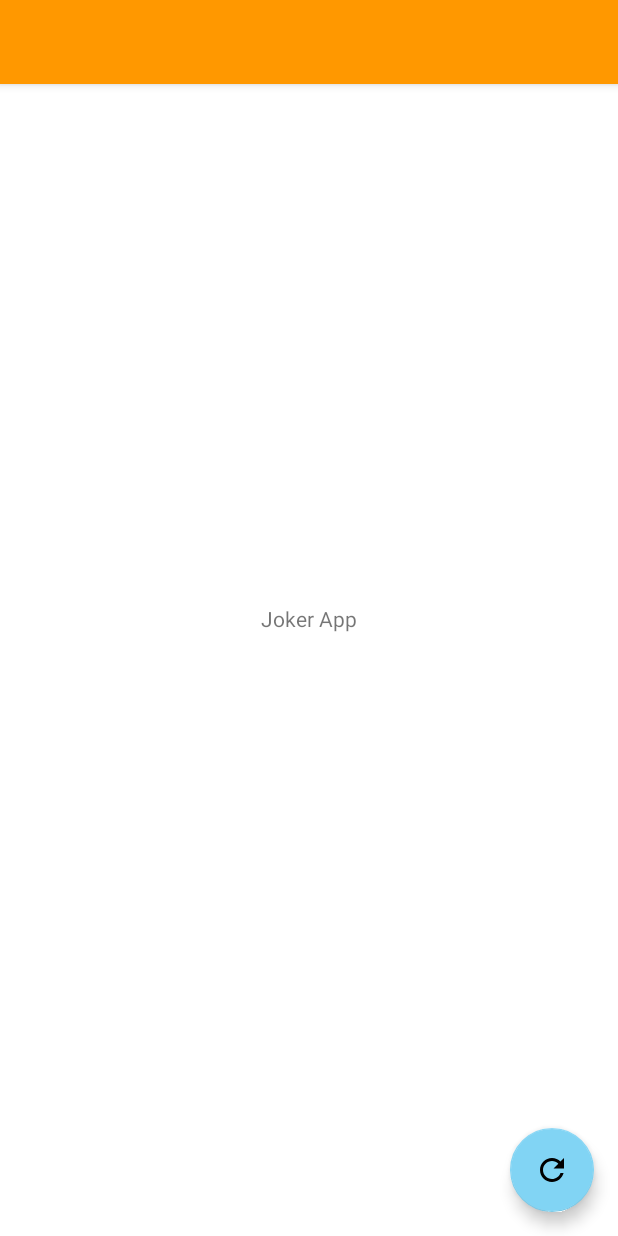
After one commit to Miguel1138/Joker-App, an Android app: the layout app_bar_main.xml on its own in the app's theme, with its tools: preview values and no code run, on a phone screen of 412 x 824 dp. The commit adds this screen. Run offline under Robolectric (Android 15) with nearby library versions, the phone set to English and light mode, and no system bars.

Commit message:
Implement basic Drawer menu in activity_main
- Implement the drawer layout, although they still hasn't any fucntionality.
- Divide the activity_main.xml in many layouts to avoid long reading files.
- The division is :
     - activity_main.xml containing the Drawer menu
     - app_bar_main containing the Toolbar and Fab widgets
     - content_main.xml containing the content that will be showed in the main activity
- Change the theme colors of the project as well as erase the dark theme, at least for now.

```diff
--- /dev/null
+++ b/app/src/main/res/drawable/ic_baseline_refresh_24.xml
@@ -0,0 +1,10 @@
+<vector xmlns:android="http://schemas.android.com/apk/res/android"
+    android:width="24dp"
+    android:height="24dp"
+    android:viewportWidth="24"
+    android:viewportHeight="24"
+    android:tint="?attr/colorControlNormal">
+  <path
+      android:fillColor="@android:color/white"
+      android:pathData="M17.65,6.35C16.2,4.9 14.21,4 12,4c-4.42,0 -7.99,3.58 -7.99,8s3.57,8 7.99,8c3.73,0 6.84,-2.55 7.73,-6h-2.08c-0.82,2.33 -3.04,4 -5.65,4 -3.31,0 -6,-2.69 -6,-6s2.69,-6 6,-6c1.66,0 3.14,0.69 4.22,1.78L13,11h7V4l-2.35,2.35z"/>
+</vector>
--- /dev/null
+++ b/app/src/main/res/layout/app_bar_main.xml
@@ -0,0 +1,31 @@
+<?xml version="1.0" encoding="utf-8"?>
+<androidx.coordinatorlayout.widget.CoordinatorLayout xmlns:android="http://schemas.android.com/apk/res/android"
+    xmlns:app="http://schemas.android.com/apk/res-auto"
+    android:layout_width="match_parent"
+    android:layout_height="match_parent">
+
+    <com.google.android.material.appbar.AppBarLayout
+        android:layout_width="match_parent"
+        android:layout_height="wrap_content"
+        android:theme="@style/Theme.JokerAppDev.AppbarOverlay">
+
+        <androidx.appcompat.widget.Toolbar
+            android:id="@+id/toolbar"
+            android:layout_width="match_parent"
+            android:layout_height="?attr/actionBarSize"
+            android:background="?attr/colorPrimary"
+            app:popupTheme="@style/Theme.JokerAppDev.PopupOverlay" />
+    </com.google.android.material.appbar.AppBarLayout>
+
+    <include layout="@layout/content_main" />
+
+    <com.google.android.material.floatingactionbutton.FloatingActionButton
+        android:id="@+id/main_fab_refresh"
+        android:layout_width="wrap_content"
+        android:layout_height="wrap_content"
+        android:layout_gravity="bottom|end"
+        android:layout_marginEnd="@dimen/fab_margin"
+        android:layout_marginBottom="@dimen/fab_margin"
+        android:contentDescription="@null"
+        app:srcCompat="@drawable/ic_baseline_refresh_24" />
+</androidx.coordinatorlayout.widget.CoordinatorLayout>
--- /dev/null
+++ b/app/src/main/res/layout/content_main.xml
@@ -0,0 +1,16 @@
+<?xml version="1.0" encoding="utf-8"?>
+<androidx.constraintlayout.widget.ConstraintLayout xmlns:android="http://schemas.android.com/apk/res/android"
+    android:layout_width="match_parent"
+    android:layout_height="match_parent"
+    xmlns:app="http://schemas.android.com/apk/res-auto">
+
+    <TextView
+        android:layout_width="wrap_content"
+        android:layout_height="wrap_content"
+        android:text="@string/app_name"
+        app:layout_constraintBottom_toBottomOf="parent"
+        app:layout_constraintEnd_toEndOf="parent"
+        app:layout_constraintStart_toStartOf="parent"
+        app:layout_constraintTop_toTopOf="parent" />
+
+</androidx.constraintlayout.widget.ConstraintLayout>
--- a/app/src/main/res/values-night/themes.xml
+++ /dev/null
@@ -1,16 +0,0 @@
-<resources xmlns:tools="http://schemas.android.com/tools">
-    <!-- Base application theme. -->
-    <style name="Theme.JokerAppDev" parent="Theme.MaterialComponents.DayNight.DarkActionBar">
-        <!-- Primary brand color. -->
-        <item name="colorPrimary">@color/purple_200</item>
-        <item name="colorPrimaryVariant">@color/purple_700</item>
-        <item name="colorOnPrimary">@color/black</item>
-        <!-- Secondary brand color. -->
-        <item name="colorSecondary">@color/teal_200</item>
-        <item name="colorSecondaryVariant">@color/teal_200</item>
-        <item name="colorOnSecondary">@color/black</item>
-        <!-- Status bar color. -->
-        <item name="android:statusBarColor" tools:targetApi="l">?attr/colorPrimaryVariant</item>
-        <!-- Customize your theme here. -->
-    </style>
-</resources>
--- a/app/src/main/res/values/colors.xml
+++ b/app/src/main/res/values/colors.xml
@@ -1,10 +1,10 @@
 <?xml version="1.0" encoding="utf-8"?>
 <resources>
-    <color name="purple_200">#FFBB86FC</color>
-    <color name="purple_500">#FF6200EE</color>
-    <color name="purple_700">#FF3700B3</color>
-    <color name="teal_200">#FF03DAC5</color>
-    <color name="teal_700">#FF018786</color>
+    <color name="orange_200">#FFCC80</color>
+    <color name="orange_500">#FF9800</color>
+    <color name="orange_700">#F57C00</color>
+    <color name="blue_200">#81D4F4</color>
+    <color name="blue_700">#0288D1</color>
     <color name="black">#FF000000</color>
     <color name="white">#FFFFFFFF</color>
 </resources>
--- a/app/src/main/res/values/strings.xml
+++ b/app/src/main/res/values/strings.xml
@@ -1,3 +1,7 @@
 <resources>
-    <string name="app_name">Joker App Dev</string>
+    <string name="app_name">Joker App</string>
+    <string name="menu_home">Inicio</string>
+    <string name="joker_day">Piada do Dia</string>
+    <string name="menu_about">Sobre</string>
+    <string name="social">Social</string>
 </resources>
--- a/app/src/main/res/values/themes.xml
+++ b/app/src/main/res/values/themes.xml
@@ -1,16 +1,20 @@
 <resources xmlns:tools="http://schemas.android.com/tools">
     <!-- Base application theme. -->
-    <style name="Theme.JokerAppDev" parent="Theme.MaterialComponents.DayNight.DarkActionBar">
+    <style name="Theme.JokerAppDev" parent="Theme.MaterialComponents.Light.NoActionBar">
         <!-- Primary brand color. -->
-        <item name="colorPrimary">@color/purple_500</item>
-        <item name="colorPrimaryVariant">@color/purple_700</item>
+        <item name="colorPrimary">@color/orange_500</item>
+        <item name="colorPrimaryVariant">@color/orange_700</item>
         <item name="colorOnPrimary">@color/white</item>
         <!-- Secondary brand color. -->
-        <item name="colorSecondary">@color/teal_200</item>
-        <item name="colorSecondaryVariant">@color/teal_700</item>
+        <item name="colorSecondary">@color/blue_200</item>
+        <item name="colorSecondaryVariant">@color/blue_700</item>
         <item name="colorOnSecondary">@color/black</item>
         <!-- Status bar color. -->
         <item name="android:statusBarColor" tools:targetApi="l">?attr/colorPrimaryVariant</item>
         <!-- Customize your theme here. -->
     </style>
+
+    <style name="Theme.JokerAppDev.AppbarOverlay" parent="ThemeOverlay.AppCompat.Dark.ActionBar" />
+
+    <style name="Theme.JokerAppDev.PopupOverlay" parent="ThemeOverlay.AppCompat.Light" />
 </resources>
```
Also changed, not shown: app/src/main/res/drawable/ic_baseline_home_24.xml (added, +10 -0 lines), app/src/main/res/drawable/ic_baseline_today_24.xml (added, +10 -0 lines), app/src/main/res/layout/activity_main.xml (+16 -11 lines), app/src/main/res/layout/nav_header_main.xml (added, +24 -0 lines), app/src/main/res/menu/main_drawer.xml (added, +25 -0 lines), app/src/main/res/values/dimens.xml (added, +8 -0 lines), 1 other file.
